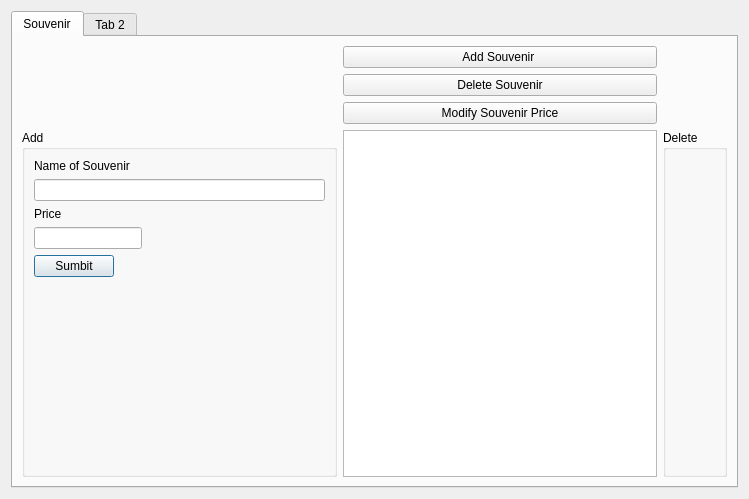
Qt form CollegeTour/adminwindow.ui (25wes25/caramelDelights) before a commit.
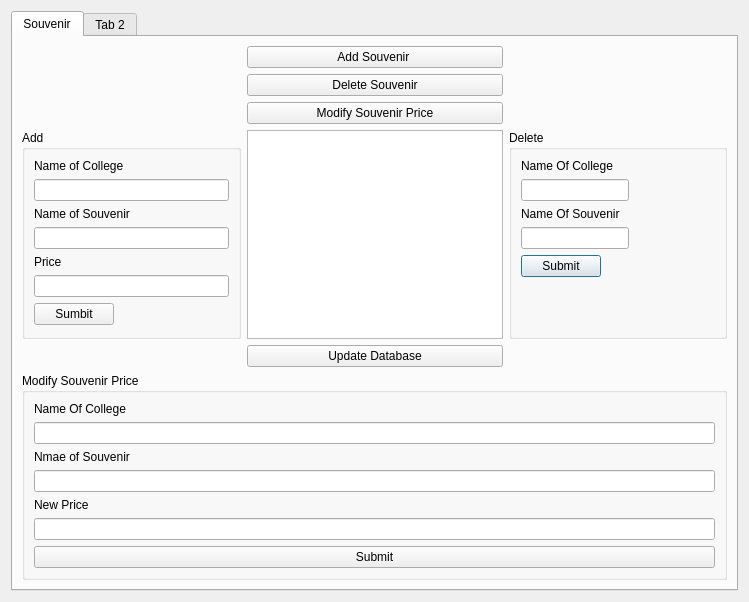
The same form after that commit.

What changed in the file:
```diff
--- a/CollegeTour/adminwindow.ui
+++ b/CollegeTour/adminwindow.ui
@@ -24,39 +24,85 @@
        <string>Souvenir</string>
       </attribute>
       <layout class="QGridLayout" name="gridLayout">
+       <item row="3" column="2">
+        <widget class="QGroupBox" name="deleteBox">
+         <property name="title">
+          <string>Delete</string>
+         </property>
+         <layout class="QFormLayout" name="formLayout_2">
+          <item row="0" column="0">
+           <widget class="QLabel" name="label_4">
+            <property name="text">
+             <string>Name Of College</string>
+            </property>
+           </widget>
+          </item>
+          <item row="1" column="0">
+           <widget class="QLineEdit" name="deleteCollegeName"/>
+          </item>
+          <item row="2" column="0">
+           <widget class="QLabel" name="label_5">
+            <property name="text">
+             <string>Name Of Souvenir</string>
+            </property>
+           </widget>
+          </item>
+          <item row="3" column="0">
+           <widget class="QLineEdit" name="deleteSouvenirName"/>
+          </item>
+          <item row="4" column="0">
+           <widget class="QPushButton" name="deleteSouvenirButtonBox">
+            <property name="text">
+             <string>Submit</string>
+            </property>
+           </widget>
+          </item>
+         </layout>
+        </widget>
+       </item>
        <item row="3" column="0">
         <widget class="QGroupBox" name="addBox">
          <property name="title">
           <string>Add</string>
          </property>
          <layout class="QFormLayout" name="formLayout">
-          <item row="0" column="0">
+          <item row="2" column="0">
            <widget class="QLabel" name="label">
             <property name="text">
              <string>Name of Souvenir</string>
             </property>
            </widget>
           </item>
-          <item row="1" column="0" colspan="2">
+          <item row="3" column="0" colspan="2">
            <widget class="QLineEdit" name="souvenirName"/>
           </item>
-          <item row="2" column="0">
+          <item row="4" column="0">
            <widget class="QLabel" name="label_2">
             <property name="text">
              <string>Price </string>
             </property>
            </widget>
           </item>
-          <item row="3" column="0">
-           <widget class="QLineEdit" name="souvenirPrice"/>
-          </item>
-          <item row="4" column="0">
+          <item row="6" column="0">
            <widget class="QPushButton" name="sumbitSouvenirButton">
             <property name="text">
              <string>Sumbit</string>
             </property>
            </widget>
           </item>
+          <item row="0" column="0">
+           <widget class="QLabel" name="label_3">
+            <property name="text">
+             <string>Name of College</string>
+            </property>
+           </widget>
+          </item>
+          <item row="1" column="0" colspan="2">
+           <widget class="QLineEdit" name="nameOfCollege"/>
+          </item>
+          <item row="5" column="0" colspan="2">
+           <widget class="QLineEdit" name="souvenirPrice"/>
+          </item>
          </layout>
         </widget>
        </item>
@@ -84,10 +130,63 @@
          </property>
         </widget>
        </item>
-       <item row="3" column="2">
-        <widget class="QGroupBox" name="deleteBox">
+       <item row="5" column="0" colspan="3">
+        <widget class="QGroupBox" name="modifyBox">
          <property name="title">
-          <string>Delete</string>
+          <string>Modify Souvenir Price</string>
+         </property>
+         <layout class="QGridLayout" name="gridLayout_2">
+          <item row="4" column="0">
+           <widget class="QLabel" name="label_8">
+            <property name="text">
+             <string>New Price</string>
+            </property>
+           </widget>
+          </item>
+          <item row="2" column="0">
+           <widget class="QLabel" name="label_7">
+            <property name="text">
+             <string>Nmae of Souvenir</string>
+            </property>
+           </widget>
+          </item>
+          <item row="1" column="0">
+           <widget class="QLineEdit" name="updateCollegeName"/>
+          </item>
+          <item row="0" column="0">
+           <widget class="QLabel" name="label_6">
+            <property name="text">
+             <string>Name Of College</string>
+            </property>
+           </widget>
+          </item>
+          <item row="3" column="0">
+           <widget class="QLineEdit" name="updateSouvenirName"/>
+          </item>
+          <item row="5" column="0">
+           <widget class="QLineEdit" name="updateSouvenirPrice"/>
+          </item>
+          <item row="6" column="0">
+           <widget class="QPushButton" name="updateSouvenirButton">
+            <property name="text">
+             <string>Submit</string>
+            </property>
+           </widget>
+          </item>
+         </layout>
+         <zorder>updateSouvenirButton</zorder>
+         <zorder>updateCollegeName</zorder>
+         <zorder>updateSouvenirName</zorder>
+         <zorder>updateSouvenirPrice</zorder>
+         <zorder>label_6</zorder>
+         <zorder>label_7</zorder>
+         <zorder>label_8</zorder>
+        </widget>
+       </item>
+       <item row="4" column="1">
+        <widget class="QPushButton" name="updateDB">
+         <property name="text">
+          <string>Update Database</string>
          </property>
         </widget>
        </item>
```
